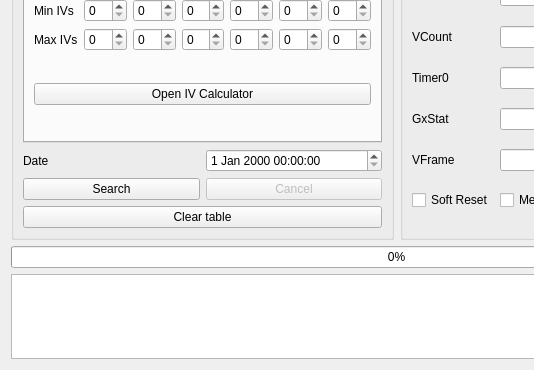
Admiral-Fish/PokeFinder, file Forms/Gen5/Profile/ProfileCalibrator5.ui: the form before one commit; both pictures show x 0 to 534 and y 102 to 472 of the 793 by 472 pixel window.
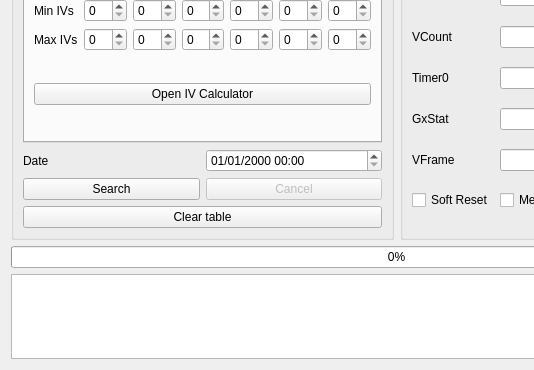
The form after the commit. Custom widgets are drawn as their Qt base class.

Commit message: Force 24 hour time display

The edit to the form file:
```diff
--- a/Forms/Gen5/Profile/ProfileCalibrator5.ui
+++ b/Forms/Gen5/Profile/ProfileCalibrator5.ui
@@ -326,6 +326,9 @@
           <day>1</day>
          </datetime>
         </property>
+        <property name="displayFormat">
+         <string>MM/dd/yyyy HH:mm</string>
+        </property>
        </widget>
       </item>
       <item row="2" column="0" colspan="2">
```
